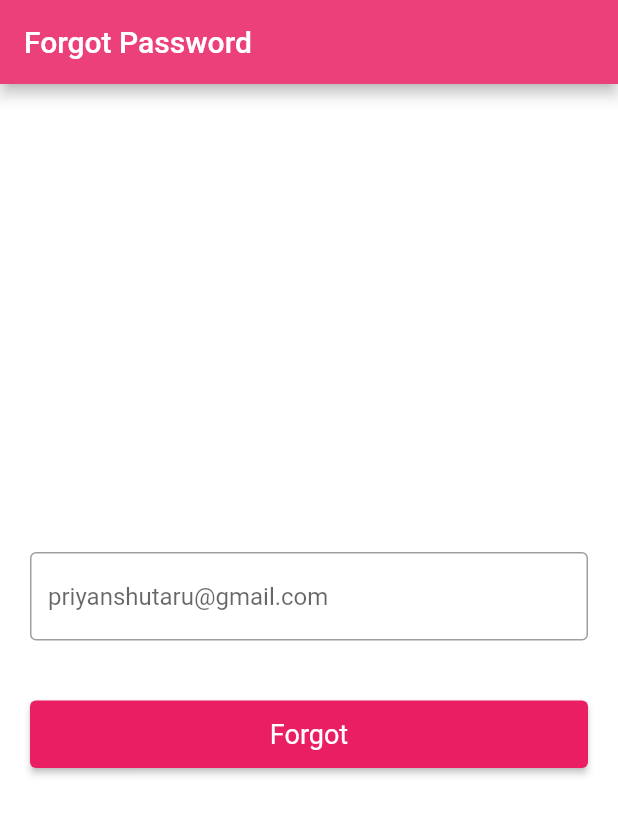
After one commit to priyanshutaru/weddify, a Flutter app: the ForgotPasswordScreen screen opened directly, on a phone screen of 412 x 824 dp. The commit adds this screen. Shown: the top 815 px of the screen. Run offline on Flutter 3.47's test engine with Material 2 defaults, Android fonts, the phone set to English and light mode, and no system bars; our stand-ins replace cloud_firestore, firebase_auth, firebase_core, firebase_messaging, firebase_storage, fluttertoast and 2 more; missing offline and left inert: flutter_stripe; accounts and stored records are empty; network calls fail.

Commit message:
forget password is done.

```diff
--- /dev/null
+++ b/lib/screens/authscreens/forget-password/forget-password.dart
@@ -0,0 +1,56 @@
+import 'package:firebase_auth/firebase_auth.dart';
+import 'package:flutter/material.dart';
+import 'package:weddify/constants/constantss/constantss.dart';
+import 'package:weddify/widgets/button/primaryelevatedbutton.dart';
+
+class ForgotPasswordScreen extends StatefulWidget {
+  const ForgotPasswordScreen({Key? key}) : super(key: key);
+
+  @override
+  State<ForgotPasswordScreen> createState() => _ForgotPasswordScreenState();
+}
+
+class _ForgotPasswordScreenState extends State<ForgotPasswordScreen> {
+  final emailController = TextEditingController();
+  final auth = FirebaseAuth.instance;
+
+  @override
+  Widget build(BuildContext context) {
+    return Scaffold(
+      appBar: AppBar(
+        title: Text('Forgot Password'),
+      ),
+      body: Padding(
+        padding: const EdgeInsets.symmetric(horizontal: 20),
+        child: Column(
+          mainAxisAlignment: MainAxisAlignment.center,
+          crossAxisAlignment: CrossAxisAlignment.center,
+          children: [
+            TextFormField(
+              controller: emailController,
+              decoration:
+                  const InputDecoration(hintText: 'priyanshutaru@gmail.com'),
+            ),
+            // ignore: prefer_const_constructors
+            SizedBox(
+              height: 40,
+            ),
+            PrimaryElevatedButton(
+                title: 'Forgot',
+                onPressed: () {
+                  auth
+                      .sendPasswordResetEmail(
+                          email: emailController.text.toString())
+                      .then((value) {
+                    toastMessage(
+                        'We have sent you email to recover password, please check email');
+                  }).onError((error, stackTrace) {
+                    toastMessage(error.toString());
+                  });
+                })
+          ],
+        ),
+      ),
+    );
+  }
+}
```
Also changed, not shown: lib/screens/authscreens/login/loginscreen.dart (+11 -4 lines).
